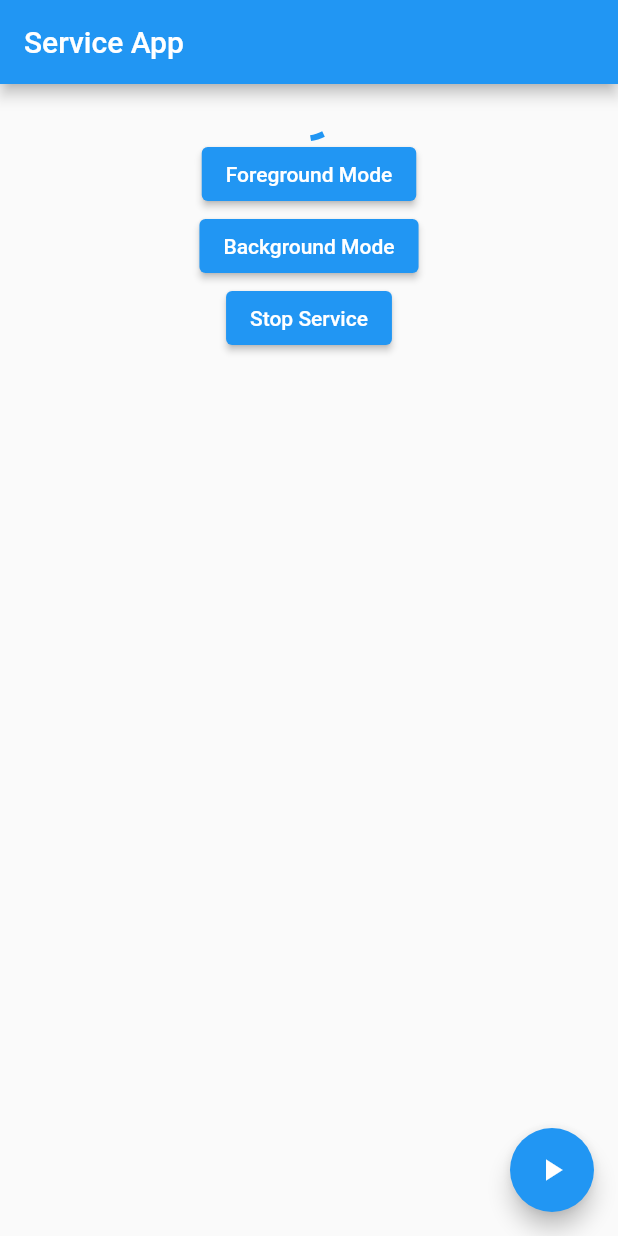
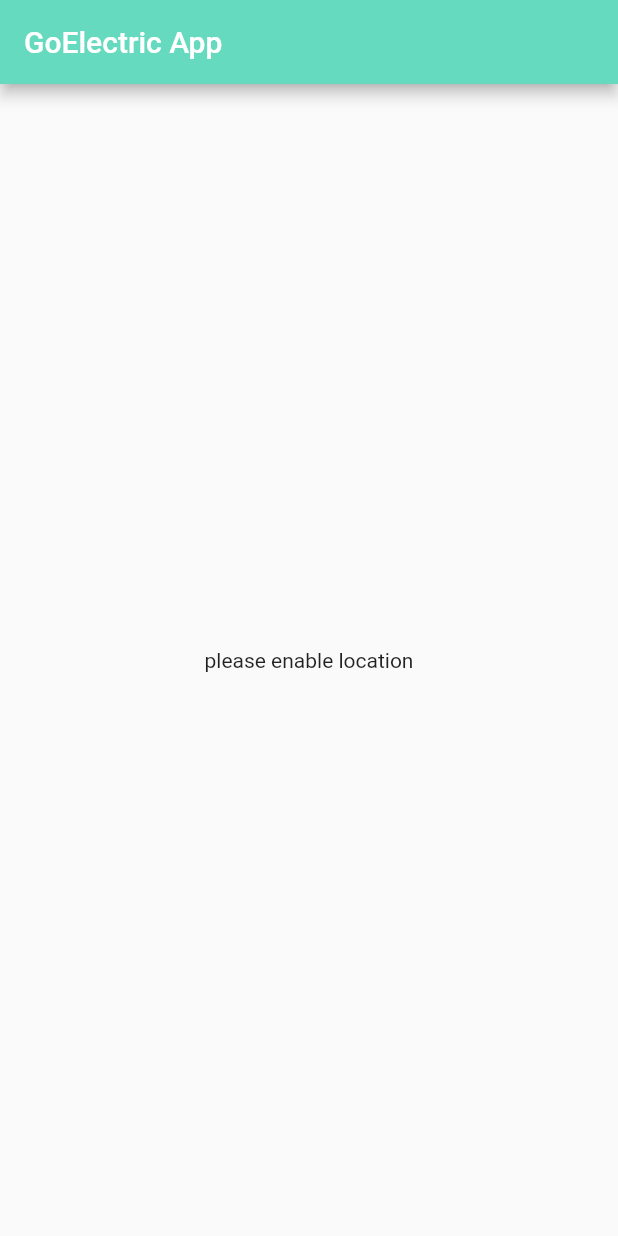
Before and after one commit to tBuLi12/GoElectric, a Flutter app: the screen it shows after launch, on a phone screen of 412 x 824 dp. Run offline on Flutter 3.47's test engine with Material 2 defaults, Android fonts, the phone set to English and light mode, and no system bars; our stand-ins replace geolocator; missing offline and left inert: flutter_background_service, flutter_background_service_android, flutter_background_service_ios; statements that could not run were skipped.

Commit message:
adds tracking

```diff
--- a/flutter/go_electric/lib/main.dart
+++ b/flutter/go_electric/lib/main.dart
@@ -1,11 +1,13 @@
 import 'dart:async';
-import 'dart:io';
+import 'dart:io' show Platform;
 
 import 'package:flutter/material.dart';
 import 'package:flutter_background_service/flutter_background_service.dart';
 import 'package:flutter_background_service_android/flutter_background_service_android.dart';
 import 'package:flutter_background_service_ios/flutter_background_service_ios.dart';
+import 'package:geolocator/geolocator.dart';
 import 'package:go_electric/loc_logger.dart';
+import 'package:url_launcher/url_launcher.dart';
 
 Future<void> main() async {
   WidgetsFlutterBinding.ensureInitialized();
@@ -31,6 +33,53 @@ Future<void> initializeService() async {
 
 void onIosBackground() {}
 
+class PosCounter {
+  int count = 1;
+  Position pos;
+  PosCounter(this.pos);
+  bool push(Position newPos) {
+    if (Geolocator.distanceBetween(
+            pos.latitude, pos.longitude, newPos.latitude, newPos.longitude) <
+        3) {
+      ++count;
+      return true;
+    } else {
+      return false;
+    }
+  }
+}
+
+const locCount = 100;
+List<Position> processData(List<Position> data) {
+  List<PosCounter> buckets = [];
+  for (var pos in data) {
+    bool inserted = false;
+    for (var bucket in buckets) {
+      if (inserted = bucket.push(pos)) break;
+    }
+    if (!inserted) {
+      buckets.add(PosCounter(pos));
+    }
+  }
+  buckets.sort((a, b) => b.count - a.count);
+  return buckets
+      .where((posCnt) => posCnt.count > 0.05 * locCount)
+      .map((e) => e.pos)
+      .toList();
+}
+
+Future<void> goToWebpage(List<Position> data) async {
+  var frequentLocs = processData(data);
+  var success = await launch(Uri(
+      scheme: 'https',
+      host: 'google.com',
+      path: '/search',
+      queryParameters: {'q': 'bleee'}).toString());
+  if (!success) {
+    print('well fuck');
+  }
+}
+
 void onStart() {
   WidgetsFlutterBinding.ensureInitialized();
   if (Platform.isIOS) FlutterBackgroundServiceIOS.registerWith();
@@ -42,16 +91,29 @@ void onStart() {
     content: "Updated at ${DateTime.now()}",
   );
 
+  var logger = LocLogger();
+  double calcProgress(int len) {
+    return (len / locCount).toDouble();
+  }
+
   service.onDataReceived.listen((event) {
-    if (event!["action"] == "stopService") {
+    if (event!["action"] == "getProgress") {
+      service.sendData({'progress': calcProgress(logger.posLog.length)});
+    } else if (event["action"] == "stopService") {
       service.stopService();
     }
   });
-  var logger = LocLogger();
   service.setAsForegroundService();
-  Timer.periodic(const Duration(seconds: 1), (timer) async {
+  Timer.periodic(const Duration(seconds: 2), (timer) async {
     if (!(await service.isRunning())) timer.cancel();
     logger.log();
+    var progress = calcProgress(logger.posLog.length);
+    if (progress >= 0) {
+      service.sendData({'done': logger.posLog});
+      service.stopService();
+    } else {
+      service.sendData({'progress': calcProgress(logger.posLog.length)});
+    }
   });
 }
 
@@ -62,83 +124,123 @@ class MyApp extends StatefulWidget {
   _MyAppState createState() => _MyAppState();
 }
 
-class _MyAppState extends State<MyApp> {
-  String text = "Stop Service";
+class _MyAppState extends State<MyApp> with WidgetsBindingObserver {
+  LocationPermission? permission;
+  bool loading = true;
+  bool? running;
+  double? progress;
+  List<Position>? posList;
   @override
   Widget build(BuildContext context) {
+    final service = FlutterBackgroundService();
+    final List<Widget> view = posList != null
+        ? [
+            const Text('Done collecting data!'),
+            ElevatedButton.icon(
+                onPressed: () => launch(Uri(
+                    scheme: 'https',
+                    host: 'google.com',
+                    path: '/search',
+                    queryParameters: {'q': 'bleee'}).toString()),
+                icon: const Icon(Icons.web),
+                label: const Text('go to webside'))
+          ]
+        : loading
+            ? const [
+                CircularProgressIndicator(),
+                Text('Loading permissions...')
+              ]
+            : permission == null || running == null
+                ? const [Text('please enable location')]
+                : permission == LocationPermission.always
+                    ? running!
+                        ? [
+                            const Text('tracking, you may close the app'),
+                            ElevatedButton(
+                                onPressed: () {
+                                  service.sendData({'action': 'stopService'});
+                                  setState(() {
+                                    running = false;
+                                    progress = 0;
+                                  });
+                                },
+                                child: const Text('stop')),
+                            progress == null
+                                ? const Text('loading progress...')
+                                : LinearProgressIndicator(
+                                    value: progress,
+                                  )
+                          ]
+                        : [
+                            ElevatedButton(
+                                onPressed: () {
+                                  service.startService();
+                                  setState(() => running = true);
+                                },
+                                child: const Text('start tracking!'))
+                          ]
+                    : [
+                        const Text(
+                            'please grant the app location permission - always'),
+                        ElevatedButton(
+                            onPressed: () =>
+                                GeolocatorPlatform.instance.openAppSettings(),
+                            child: const Text('settings'))
+                      ];
     return MaterialApp(
         home: Scaffold(
             appBar: AppBar(
-          title: const Text('Service App'),
+              title: const Text('GoElectric App'),
             ),
-        body: Column(
-          children: [
-            StreamBuilder<Map<String, dynamic>?>(
-              stream: FlutterBackgroundService().onDataReceived,
-              builder: (context, snapshot) {
-                if (!snapshot.hasData) {
-                  return const Center(
-                    child: CircularProgressIndicator(),
-                  );
+            body: Center(
+              child: Column(
+                children: view,
+                mainAxisAlignment: MainAxisAlignment.center,
+              ),
+            )),
+        theme: ThemeData(
+            colorScheme: const ColorScheme.light()
+                .copyWith(primary: const Color.fromRGBO(102, 218, 191, 1))));
   }
 
-                final data = snapshot.data!;
-                String? device = data["device"];
-                DateTime? date = DateTime.tryParse(data["current_date"]);
-                return Column(
-                  children: [
-                    Text(device ?? 'Unknown'),
-                    Text(date.toString()),
-                  ],
-                );
-              },
-            ),
-            ElevatedButton(
-              child: const Text("Foreground Mode"),
-              onPressed: () {
+  @override
+  void initState() {
+    WidgetsBinding.instance!.addObserver(this);
+    checkPermissions();
     FlutterBackgroundService()
-                    .sendData({"action": "setAsForeground"});
-              },
-            ),
-            ElevatedButton(
-              child: const Text("Background Mode"),
-              onPressed: () {
-                FlutterBackgroundService()
-                    .sendData({"action": "setAsBackground"});
-              },
-            ),
-            ElevatedButton(
-              child: Text(text),
-              onPressed: () async {
-                final service = FlutterBackgroundService();
-                var isRunning = await service.isRunning();
-                if (isRunning) {
-                  service.sendData(
-                    {"action": "stopService"},
-                  );
-                } else {
-                  service.startService();
+      ..isRunning().then((r) => setState(() => running = r))
+      ..onDataReceived.listen((event) {
+        double? prog = event!['progress'];
+        if (prog != null) {
+          setState(() => progress = prog);
+          return;
+        }
+        var data = event['done'];
+        if (data != null) setState(() => posList = data);
+      })
+      ..sendData({'action': 'getProgress'});
+    super.initState();
   }
 
-                if (!isRunning) {
-                  text = 'Stop Service';
-                } else {
-                  text = 'Start Service';
+  @override
+  void dispose() {
+    WidgetsBinding.instance!.removeObserver(this);
+    super.dispose();
   }
+
+  @override
+  void didChangeAppLifecycleState(AppLifecycleState state) {
+    if (state == AppLifecycleState.resumed) checkPermissions();
+    super.didChangeAppLifecycleState(state);
+  }
+
+  void checkPermissions() async {
+    setState(() => loading = true);
+    var geolocator = GeolocatorPlatform.instance;
+    permission = (await geolocator.isLocationServiceEnabled())
+        ? (await geolocator.checkPermission())
+        : null;
+    loading = false;
     setState(() {});
-              },
-            ),
-          ],
-        ),
-        floatingActionButton: FloatingActionButton(
-          onPressed: () {
-            FlutterBackgroundService().sendData({
-              "hello": "world",
-            });
-          },
-          child: const Icon(Icons.play_arrow),
-        ),
-      ),
-    );
   }
 }
--- a/flutter/go_electric/pubspec.yaml
+++ b/flutter/go_electric/pubspec.yaml
@@ -36,6 +36,7 @@ dependencies:
   cupertino_icons: ^1.0.2
   flutter_background_service: ^1.0.4
   geolocator: ^8.2.0
+  url_launcher: ^6.0.20
 
 dev_dependencies:
   flutter_test:
--- /dev/null
+++ b/flutter/go_electric/test.dart
@@ -0,0 +1,5 @@
+void main(List<String> args) {
+  var list = [1, 2, 3];
+  list.sort((a, b) => b - a);
+  print(list);
+}
```
Also changed, not shown: flutter/go_electric/pubspec.lock, 3 other files. Lines whose indentation alone changed are shown as unchanged.
